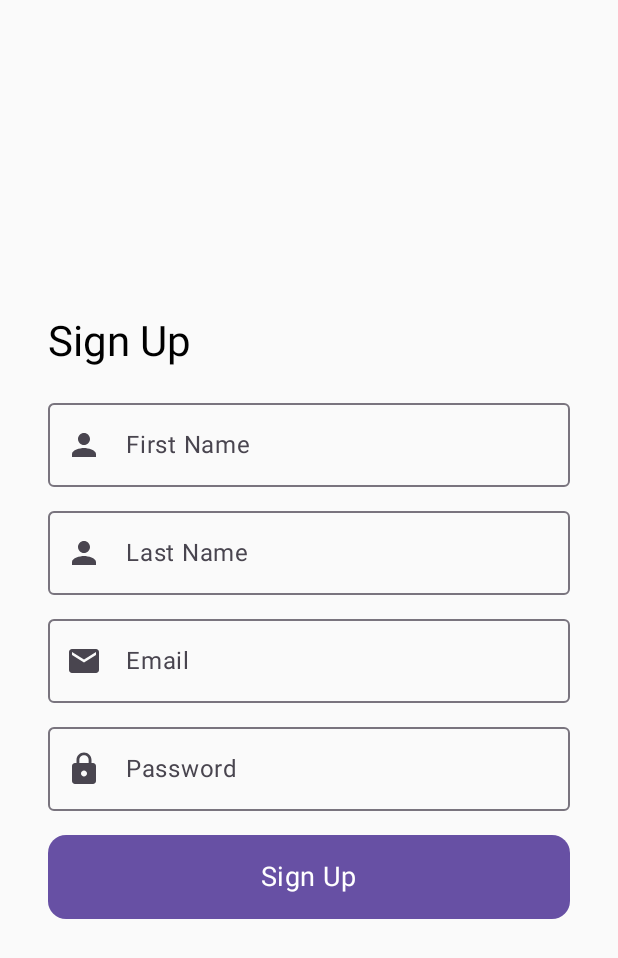
After one commit to celebibasar/PocketFin, an Android app built with Jetpack Compose: the SignUpActivity screen opened directly, with no data from a screen before it, on a phone screen of 412 x 824 dp. The commit adds this screen. Shown: the top 958 px of the screen. Run offline under Robolectric (Android 15) with nearby library versions, the phone set to English and light mode, and no system bars; our stand-ins replace Firebase (no records; nobody signed in at launch, a user with empty details on screens opened directly).

```diff
--- a/app/src/main/AndroidManifest.xml
+++ b/app/src/main/AndroidManifest.xml
@@ -13,7 +13,13 @@
         android:theme="@style/Theme.PocketFin"
         tools:targetApi="31">
         <activity
+            android:name=".SignUpActivity"
+            android:exported="false" />
+        <activity
             android:name=".MainActivity"
+            android:exported="false" />
+        <activity
+            android:name=".SignInActivity"
             android:exported="true"
             android:label="@string/app_name"
             android:theme="@style/Theme.PocketFin">
--- /dev/null
+++ b/app/src/main/java/com/basarcelebi/pocketfin/SignUpActivity.kt
@@ -0,0 +1,186 @@
+package com.basarcelebi.pocketfin
+
+import android.content.Intent
+import android.os.Bundle
+import android.widget.Toast
+import androidx.activity.compose.setContent
+import androidx.appcompat.app.AppCompatActivity
+import androidx.compose.foundation.layout.Arrangement
+import androidx.compose.foundation.layout.Column
+import androidx.compose.foundation.layout.fillMaxSize
+import androidx.compose.foundation.layout.fillMaxWidth
+import androidx.compose.foundation.layout.height
+import androidx.compose.foundation.layout.padding
+import androidx.compose.foundation.text.KeyboardOptions
+import androidx.compose.material.icons.Icons
+import androidx.compose.material.icons.filled.Email
+import androidx.compose.material.icons.filled.Lock
+import androidx.compose.material.icons.filled.Person
+import androidx.compose.material3.Button
+import androidx.compose.material3.ButtonDefaults
+import androidx.compose.material3.Icon
+import androidx.compose.material3.MaterialTheme
+import androidx.compose.material3.OutlinedTextField
+import androidx.compose.material3.Text
+import androidx.compose.runtime.Composable
+import androidx.compose.runtime.getValue
+import androidx.compose.runtime.mutableStateOf
+import androidx.compose.runtime.remember
+import androidx.compose.runtime.setValue
+import androidx.compose.ui.Alignment
+import androidx.compose.ui.Modifier
+import androidx.compose.ui.graphics.Color
+import androidx.compose.ui.text.input.ImeAction
+import androidx.compose.ui.text.input.KeyboardType
+import androidx.compose.ui.tooling.preview.Preview
+import androidx.compose.ui.unit.dp
+import androidx.compose.ui.unit.sp
+import com.google.firebase.auth.FirebaseAuth
+import com.google.firebase.auth.UserProfileChangeRequest
+
+class SignUpActivity : AppCompatActivity() {
+
+    private lateinit var auth: FirebaseAuth
+
+    override fun onCreate(savedInstanceState: Bundle?) {
+        super.onCreate(savedInstanceState)
+        auth = FirebaseAuth.getInstance()
+
+        setContent {
+            SignUpScreen()
+        }
+    }
+
+    @Composable
+    fun SignUpScreen() {
+        var email by remember { mutableStateOf("") }
+        var password by remember { mutableStateOf("") }
+        var firstName by remember { mutableStateOf("") }
+        var lastName by remember { mutableStateOf("") }
+
+        Column(
+            modifier = Modifier
+                .fillMaxSize()
+                .padding(horizontal = 32.dp),
+            verticalArrangement = Arrangement.Center,
+            content = {
+                Text(
+                    text = "Sign Up",
+                    style = MaterialTheme.typography.titleLarge,
+                    fontSize = 28.sp,
+                    modifier = Modifier.padding(bottom = 16.dp)
+                )
+
+                OutlinedTextField(
+                    value = firstName,
+                    onValueChange = { firstName = it },
+                    label = { Text("First Name") },
+                    singleLine = true,
+                    leadingIcon = { Icon(Icons.Default.Person, contentDescription = null) }, // Icon eklenen yer
+                    keyboardOptions = KeyboardOptions.Default.copy(
+                        keyboardType = KeyboardType.Text,
+                        imeAction = ImeAction.Next
+                    ),
+                    modifier = Modifier
+                        .fillMaxWidth()
+                        .padding(bottom = 8.dp)
+                )
+
+                OutlinedTextField(
+                    value = lastName,
+                    onValueChange = { lastName = it },
+                    label = { Text("Last Name") },
+                    singleLine = true,
+                    leadingIcon = { Icon(Icons.Default.Person, contentDescription = null) }, // Icon eklenen yer
+                    keyboardOptions = KeyboardOptions.Default.copy(
+                        keyboardType = KeyboardType.Text,
+                        imeAction = ImeAction.Next
+                    ),
+                    modifier = Modifier
+                        .fillMaxWidth()
+                        .padding(bottom = 8.dp)
+                )
+
+                OutlinedTextField(
+                    value = email,
+                    onValueChange = { email = it },
+                    label = { Text("Email") },
+                    singleLine = true,
+                    leadingIcon = { Icon(Icons.Default.Email, contentDescription = null) },
+                    keyboardOptions = KeyboardOptions.Default.copy(
+                        keyboardType = KeyboardType.Email,
+                        imeAction = ImeAction.Next
+                    ),
+                    modifier = Modifier
+                        .fillMaxWidth()
+                        .padding(bottom = 8.dp)
+                )
+
+                OutlinedTextField(
+                    value = password,
+                    onValueChange = { password = it },
+                    label = { Text("Password") },
+                    singleLine = true,
+                    leadingIcon = { Icon(Icons.Default.Lock, contentDescription = null) },
+                    keyboardOptions = KeyboardOptions.Default.copy(
+                        keyboardType = KeyboardType.Password,
+                        imeAction = ImeAction.Done
+                    ),
+                    modifier = Modifier
+                        .fillMaxWidth()
+                        .padding(bottom = 16.dp)
+                )
+
+                Button(
+                    onClick = { /* Handle sign up button click */ },
+                    modifier = Modifier
+                        .fillMaxWidth()
+                        .height(56.dp),
+                    colors = ButtonDefaults.buttonColors(MaterialTheme.colorScheme.primary),
+                    shape = MaterialTheme.shapes.medium
+                ) {
+                    Text(
+                        text = "Sign Up",
+                        color = Color.White,
+                        style = MaterialTheme.typography.bodyMedium,
+                        fontSize = 18.sp
+                    )
+                }
+            }
+        )
+    }
+
+    private fun signUpWithEmailPassword(firstName: String, lastName: String, email: String, password: String) {
+        auth.createUserWithEmailAndPassword(email, password)
+            .addOnCompleteListener(this) { task ->
+                if (task.isSuccessful) {
+                    val user = auth.currentUser
+
+                    // Update user profile with first name and last name
+                    val profileUpdates = UserProfileChangeRequest.Builder()
+                        .setDisplayName("$firstName $lastName")
+                        .build()
+
+                    user?.updateProfile(profileUpdates)
+                        ?.addOnCompleteListener { profileUpdateTask ->
+                            if (profileUpdateTask.isSuccessful) {
+                                Toast.makeText(this, "Signed up as ${user.displayName}", Toast.LENGTH_SHORT).show()
+                                startActivity(Intent(this, MainActivity::class.java))
+                                finish()
+                            } else {
+                                Toast.makeText(this, "Profile update failed: ${profileUpdateTask.exception?.message}", Toast.LENGTH_SHORT).show()
+                            }
+                        }
+                } else {
+                    Toast.makeText(this, "Sign up failed: ${task.exception?.message}", Toast.LENGTH_SHORT).show()
+                }
+            }
+    }
+
+}
+
+@Preview
+@Composable
+fun SignUpScreenPreview() {
+    SignUpActivity().SignUpScreen()
+}
--- a/app/src/main/res/values/colors.xml
+++ b/app/src/main/res/values/colors.xml
@@ -7,4 +7,6 @@
     <color name="teal_700">#FF018786</color>
     <color name="black">#FF000000</color>
     <color name="white">#FFFFFFFF</color>
+    <color name="blue">#459DE4</color>
+    <color name="red">#FF0000</color>
 </resources>
--- a/app/src/main/res/values/strings.xml
+++ b/app/src/main/res/values/strings.xml
@@ -1,3 +1,5 @@
 <resources>
     <string name="app_name">PocketFin</string>
+    <string name="web_id">AIzaSyBz5NaU-lHl887tc2gCV1cSmf5Bq-OETpY</string>
+    <string name="logout">Logout</string>
 </resources>
--- a/app/src/main/res/values/themes.xml
+++ b/app/src/main/res/values/themes.xml
@@ -1,5 +1,6 @@
 <?xml version="1.0" encoding="utf-8"?>
 <resources>
 
-    <style name="Theme.PocketFin" parent="android:Theme.Material.Light.NoActionBar" />
+    <style name="Theme.PocketFin" parent="Theme.AppCompat.DayNight.NoActionBar" />
+
 </resources>
```
Also changed, not shown: app/build.gradle.kts (+9 -3 lines), app/src/main/java/com/basarcelebi/pocketfin/MainActivity.kt (+65 -38 lines), app/src/main/java/com/basarcelebi/pocketfin/SignInActivity.kt (added, +228 -0 lines), app/src/main/res/drawable/border.xml (added, +16 -0 lines), app/src/main/res/layout/activity_main.xml (added, +37 -0 lines), app/src/main/res/layout/activity_sign_in.xml (added, +89 -0 lines), app/src/main/res/layout/activity_sign_up.xml (added, +10 -0 lines), gradle/libs.versions.toml (+12 -0 lines), app/src/main/res/drawable/ic_google.png (added).
